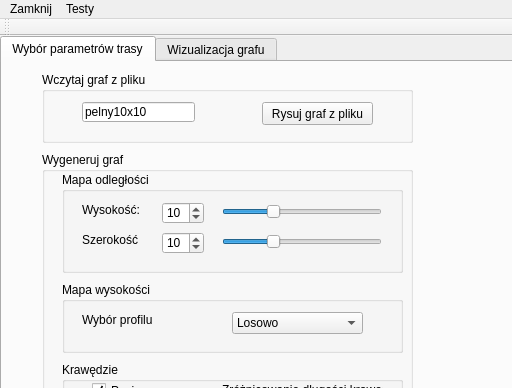
This is mainwindow.ui in jakpor/Trasy_biegaczy as Qt 5 draws it before an edit; both pictures show x 0 to 512 and y 0 to 388 of the 955 by 695 pixel window. The edited form follows.
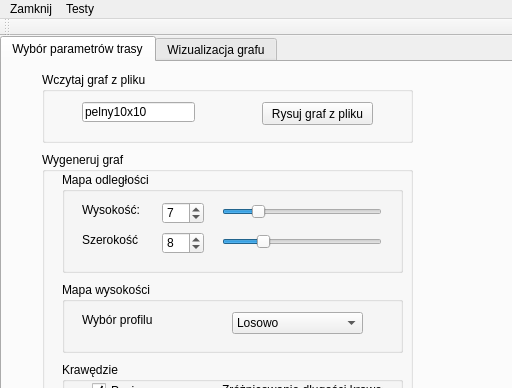
This is the edited form.

What changed in the file:
```diff
--- a/mainwindow.ui
+++ b/mainwindow.ui
@@ -99,7 +99,7 @@
          <number>200</number>
         </property>
         <property name="value">
-         <number>10</number>
+         <number>7</number>
         </property>
        </widget>
        <widget class="QLabel" name="label_4">
@@ -131,7 +131,7 @@
          <number>200</number>
         </property>
         <property name="value">
-         <number>10</number>
+         <number>8</number>
         </property>
        </widget>
        <widget class="QSlider" name="heightSlider">
@@ -143,6 +143,9 @@
           <height>19</height>
          </rect>
         </property>
+        <property name="layoutDirection">
+         <enum>Qt::LeftToRight</enum>
+        </property>
         <property name="minimum">
          <number>1</number>
         </property>
@@ -150,7 +153,7 @@
          <number>31</number>
         </property>
         <property name="value">
-         <number>10</number>
+         <number>7</number>
         </property>
         <property name="orientation">
          <enum>Qt::Horizontal</enum>
@@ -172,7 +175,7 @@
          <number>31</number>
         </property>
         <property name="value">
-         <number>10</number>
+         <number>8</number>
         </property>
         <property name="orientation">
          <enum>Qt::Horizontal</enum>
```
Left out of the diff: 2 changed lines with no effect on the pictures.
